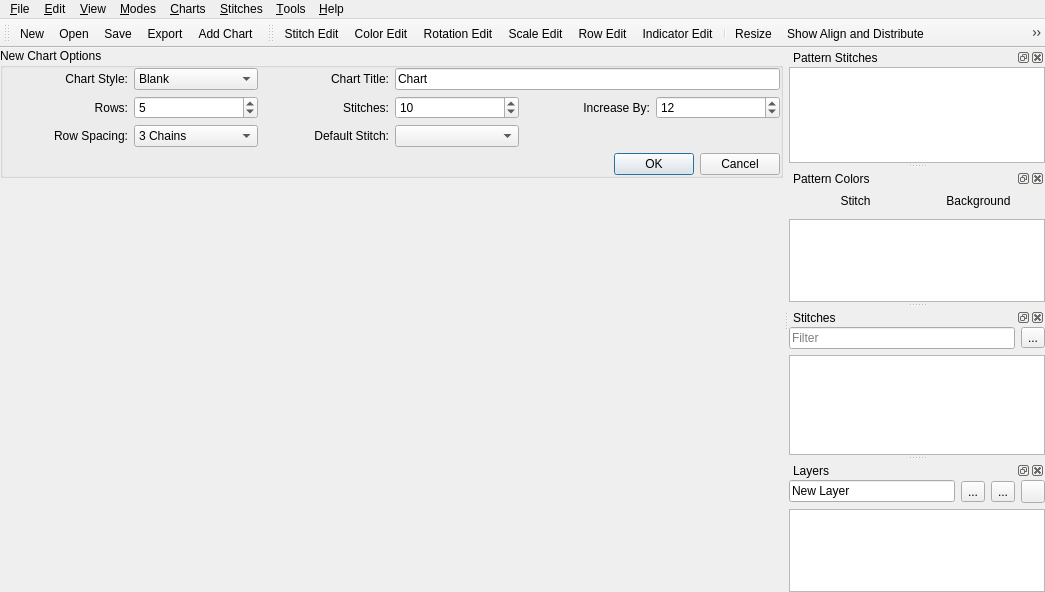
iPenguin/CrochetCharts, file src/mainwindow.ui: the form before one commit.
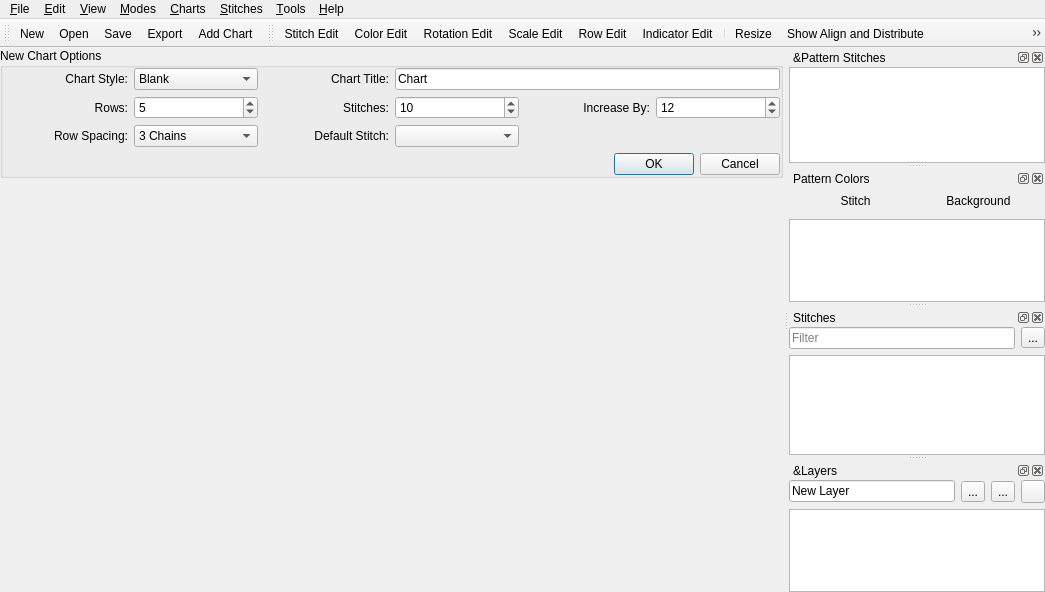
The form after the commit. Icons and pictures are not drawn. Custom widgets are drawn as their Qt base class.

Patch:
```diff
--- a/src/mainwindow.ui
+++ b/src/mainwindow.ui
@@ -442,7 +442,7 @@
   </widget>
   <widget class="QDockWidget" name="patternStitchesDock">
    <property name="windowTitle">
-    <string>Pattern Stitches</string>
+    <string>&amp;Pattern Stitches</string>
    </property>
    <attribute name="dockWidgetArea">
     <number>2</number>
@@ -725,7 +725,7 @@
   </widget>
   <widget class="QDockWidget" name="layersDock">
    <property name="windowTitle">
-    <string>Layers</string>
+    <string>&amp;Layers</string>
    </property>
    <attribute name="dockWidgetArea">
     <number>2</number>
```
Left out of the diff: 81 changed lines with no effect on the pictures.
